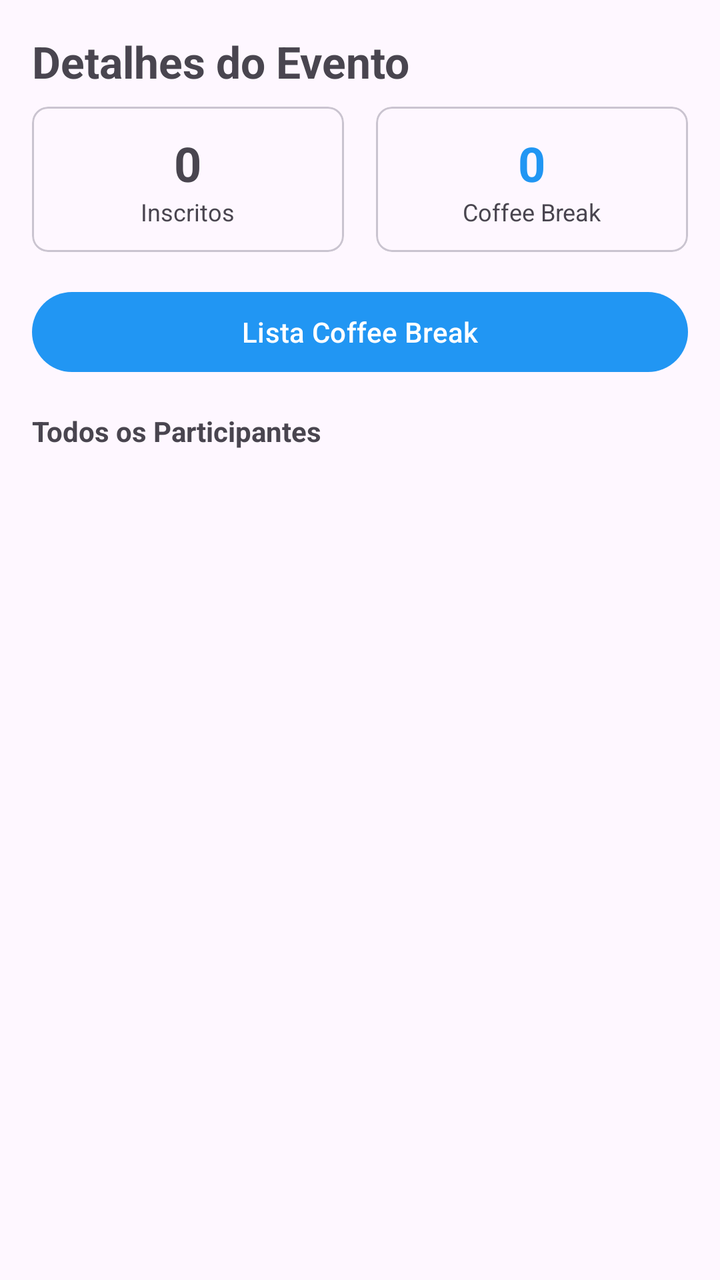
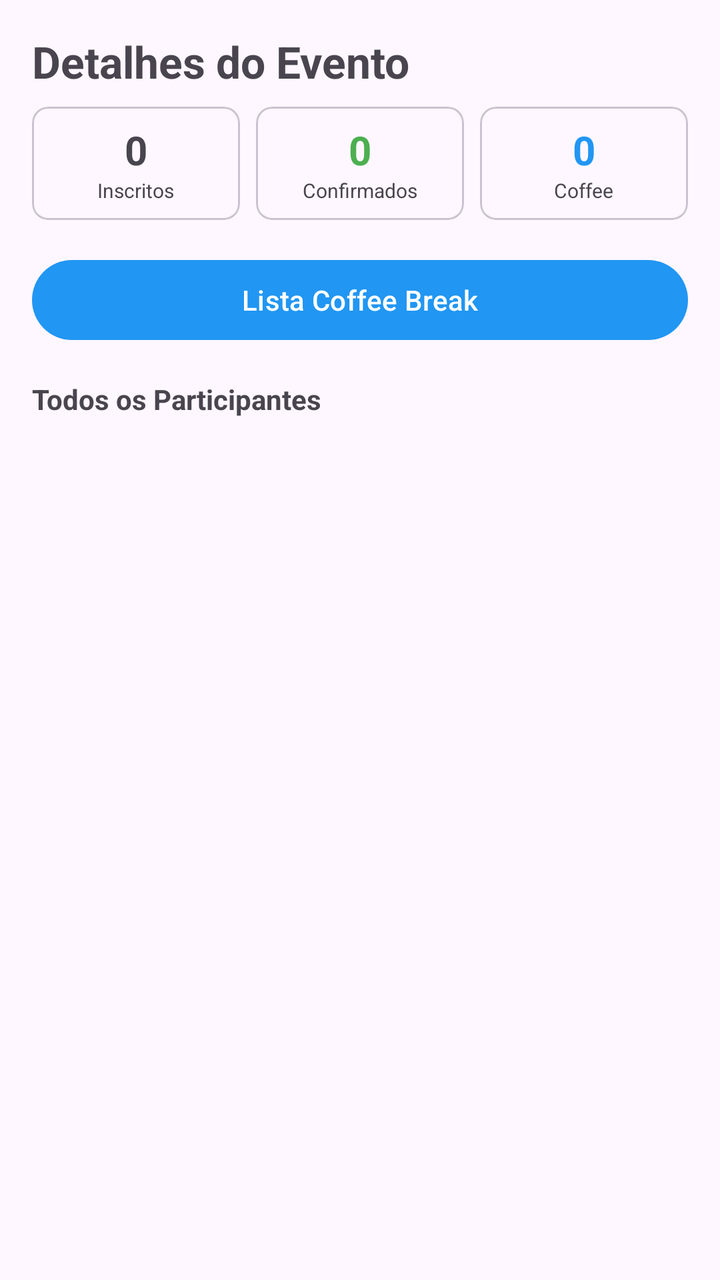

The first picture is an Android layout as it rendered before a commit; the second is the same layout after the commit. The layout source and the unified diff follow.
<!-- AndroidManifest.xml: application theme Theme.EcossistemaMobileWeekTech -->
<!-- res/layout/fragment_event_details.xml -->
<?xml version="1.0" encoding="utf-8"?>
<LinearLayout xmlns:android="http://schemas.android.com/apk/res/android"
    xmlns:app="http://schemas.android.com/apk/res-auto"
    android:layout_width="match_parent"
    android:layout_height="match_parent"
    android:orientation="vertical"
    android:padding="16dp">

    <TextView
        android:id="@+id/textEventTitle"
        android:layout_width="match_parent"
        android:layout_height="wrap_content"
        android:text="Detalhes do Evento"
        android:textSize="22sp"
        android:textStyle="bold"
        android:layout_marginBottom="8dp"/>

    <TextView
        android:id="@+id/textApprovalStatus"
        android:layout_width="match_parent"
        android:layout_height="wrap_content"
        android:text="Status: Pendente"
        android:textColor="@color/text_secondary"
        android:textSize="14sp"
        android:layout_marginBottom="16dp"
        android:visibility="gone"/>

    <Button
        android:id="@+id/btnApproveProject"
        android:layout_width="match_parent"
        android:layout_height="wrap_content"
        android:text="Aprovar Projeto"
        android:backgroundTint="#4CAF50"
        android:layout_marginBottom="16dp"
        android:visibility="gone"/>

    <LinearLayout
        android:layout_width="match_parent"
        android:layout_height="wrap_content"
        android:orientation="horizontal"
        android:layout_marginBottom="16dp">

        <com.google.android.material.card.MaterialCardView
            android:layout_width="0dp"
            android:layout_height="wrap_content"
            android:layout_weight="1"
            android:layout_marginEnd="8dp"
            app:cardCornerRadius="8dp">
            <LinearLayout
                android:layout_width="match_parent"
                android:layout_height="wrap_content"
                android:orientation="vertical"
                android:padding="12dp"
                android:gravity="center">
                <TextView
                    android:id="@+id/textEventParticipants"
                    android:layout_width="wrap_content"
                    android:layout_height="wrap_content"
                    android:text="0"
                    android:textSize="24sp"
                    android:textStyle="bold"/>
                <TextView
                    android:layout_width="wrap_content"
                    android:layout_height="wrap_content"
                    android:text="Inscritos"
                    android:textSize="12sp"/>
            </LinearLayout>
        </com.google.android.material.card.MaterialCardView>

        <com.google.android.material.card.MaterialCardView
            android:layout_width="0dp"
            android:layout_height="wrap_content"
            android:layout_weight="1"
            android:layout_marginStart="8dp"
            app:cardCornerRadius="8dp">
            <LinearLayout
                android:layout_width="match_parent"
                android:layout_height="wrap_content"
                android:orientation="vertical"
                android:padding="12dp"
                android:gravity="center">
                <TextView
                    android:id="@+id/textEventCoffee"
                    android:layout_width="wrap_content"
                    android:layout_height="wrap_content"
                    android:text="0"
                    android:textSize="24sp"
                    android:textStyle="bold"
                    android:textColor="@color/primary"/>
                <TextView
                    android:layout_width="wrap_content"
                    android:layout_height="wrap_content"
                    android:text="Coffee Break"
                    android:textSize="12sp"/>
            </LinearLayout>
        </com.google.android.material.card.MaterialCardView>
    </LinearLayout>

    <Button
        android:id="@+id/btnShowCoffeeList"
        android:layout_width="match_parent"
        android:layout_height="wrap_content"
        android:text="Lista Coffee Break"
        android:layout_marginBottom="16dp"/>

    <TextView
        android:id="@+id/textListLabel"
        android:layout_width="wrap_content"
        android:layout_height="wrap_content"
        android:text="Todos os Participantes"
        android:textStyle="bold"
        android:layout_marginBottom="8dp"/>

    <androidx.recyclerview.widget.RecyclerView
        android:id="@+id/recyclerViewEventParticipants"
        android:layout_width="match_parent"
        android:layout_height="0dp"
        android:layout_weight="1"/>

</LinearLayout>
<!-- resources referenced by this layout -->
<resources>
  <color name="primary">#2196F3</color>
  <color name="text_secondary">#757575</color>
  <style name="Theme.EcossistemaMobileWeekTech" parent="Base.Theme.EcossistemaMobileWeekTech" />
  <style name="Base.Theme.EcossistemaMobileWeekTech" parent="Theme.Material3.DayNight.NoActionBar">
          
          <item name="colorPrimary">@color/primary</item>
          <item name="colorPrimaryVariant">@color/primary_dark</item>
          <item name="colorOnPrimary">@color/white</item>
          
          <item name="colorSecondary">@color/primary</item>
          <item name="colorSecondaryVariant">@color/primary_dark</item>
          <item name="colorOnSecondary">@color/white</item>
          
          <item name="android:statusBarColor">@color/primary_dark</item>
      </style>
  <color name="primary_dark">#1976D2</color>
  <color name="white">#FFFFFFFF</color>
</resources>

<!-- the commit's change to res/layout/fragment_event_details.xml (unified diff, before → after) -->
@@ -44,26 +44,26 @@
             android:layout_width="0dp"
             android:layout_height="wrap_content"
             android:layout_weight="1"
-            android:layout_marginEnd="8dp"
+            android:layout_marginEnd="4dp"
             app:cardCornerRadius="8dp">
             <LinearLayout
                 android:layout_width="match_parent"
                 android:layout_height="wrap_content"
                 android:orientation="vertical"
-                android:padding="12dp"
+                android:padding="8dp"
                 android:gravity="center">
                 <TextView
                     android:id="@+id/textEventParticipants"
                     android:layout_width="wrap_content"
                     android:layout_height="wrap_content"
                     android:text="0"
-                    android:textSize="24sp"
+                    android:textSize="20sp"
                     android:textStyle="bold"/>
                 <TextView
                     android:layout_width="wrap_content"
                     android:layout_height="wrap_content"
                     android:text="Inscritos"
-                    android:textSize="12sp"/>
+                    android:textSize="10sp"/>
             </LinearLayout>
         </com.google.android.material.card.MaterialCardView>
 
@@ -71,27 +71,55 @@
             android:layout_width="0dp"
             android:layout_height="wrap_content"
             android:layout_weight="1"
-            android:layout_marginStart="8dp"
+            android:layout_marginHorizontal="4dp"
             app:cardCornerRadius="8dp">
             <LinearLayout
                 android:layout_width="match_parent"
                 android:layout_height="wrap_content"
                 android:orientation="vertical"
-                android:padding="12dp"
+                android:padding="8dp"
+                android:gravity="center">
+                <TextView
+                    android:id="@+id/textEventAttended"
+                    android:layout_width="wrap_content"
+                    android:layout_height="wrap_content"
+                    android:text="0"
+                    android:textSize="20sp"
+                    android:textStyle="bold"
+                    android:textColor="#4CAF50"/>
+                <TextView
+                    android:layout_width="wrap_content"
+                    android:layout_height="wrap_content"
+                    android:text="Confirmados"
+                    android:textSize="10sp"/>
+            </LinearLayout>
+        </com.google.android.material.card.MaterialCardView>
+
+        <com.google.android.material.card.MaterialCardView
+            android:layout_width="0dp"
+            android:layout_height="wrap_content"
+            android:layout_weight="1"
+            android:layout_marginStart="4dp"
+            app:cardCornerRadius="8dp">
+            <LinearLayout
+                android:layout_width="match_parent"
+                android:layout_height="wrap_content"
+                android:orientation="vertical"
+                android:padding="8dp"
                 android:gravity="center">
                 <TextView
                     android:id="@+id/textEventCoffee"
                     android:layout_width="wrap_content"
                     android:layout_height="wrap_content"
                     android:text="0"
-                    android:textSize="24sp"
+                    android:textSize="20sp"
                     android:textStyle="bold"
                     android:textColor="@color/primary"/>
                 <TextView
                     android:layout_width="wrap_content"
                     android:layout_height="wrap_content"
-                    android:text="Coffee Break"
-                    android:textSize="12sp"/>
+                    android:text="Coffee"
+                    android:textSize="10sp"/>
             </LinearLayout>
         </com.google.android.material.card.MaterialCardView>
     </LinearLayout>
